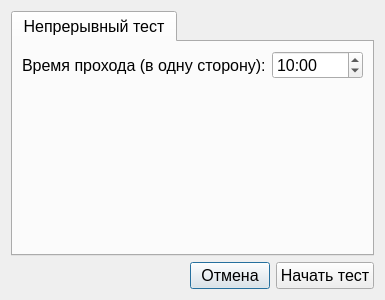
Old version of the form MainTestSettings.ui in the repository Rekvim/MpiSki.
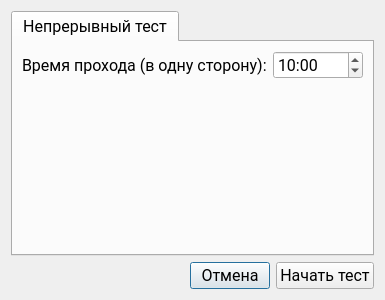
New version of the form.

The edit to the form file:
```diff
--- a/MainTestSettings.ui
+++ b/MainTestSettings.ui
@@ -12,6 +12,7 @@
   </property>
   <property name="font">
    <font>
+    <family>Roboto</family>
     <pointsize>12</pointsize>
    </font>
   </property>
@@ -23,6 +24,7 @@
     <widget class="QTabWidget" name="tabWidget">
      <property name="font">
       <font>
+       <family>Roboto</family>
        <pointsize>12</pointsize>
       </font>
      </property>
```
